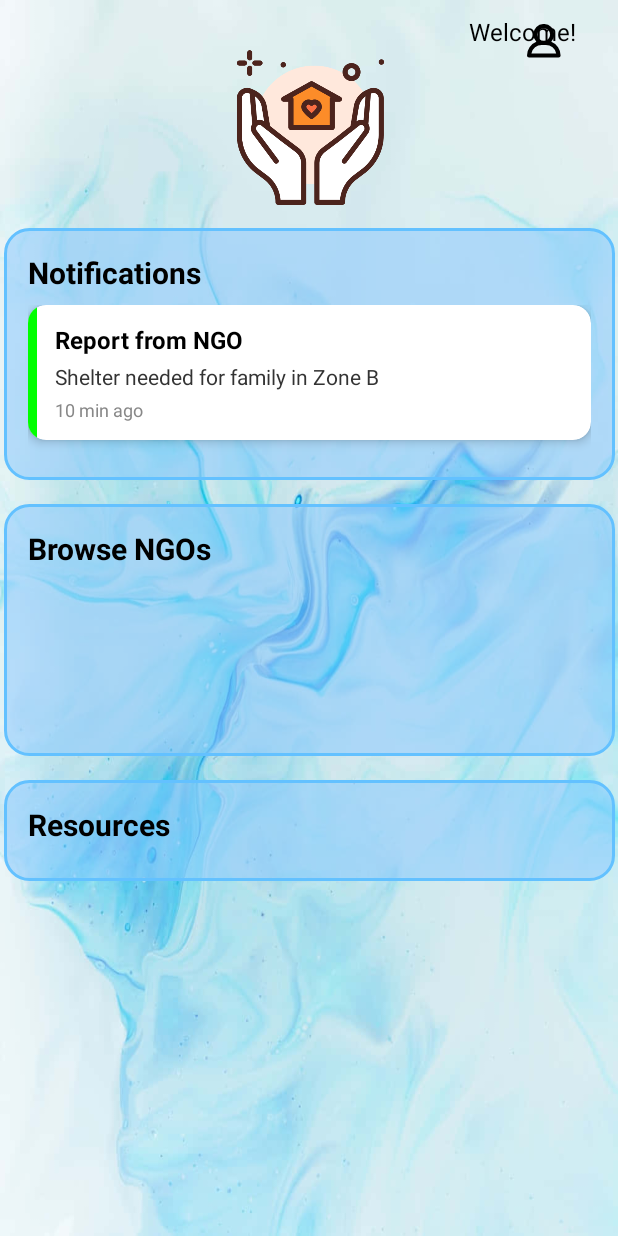
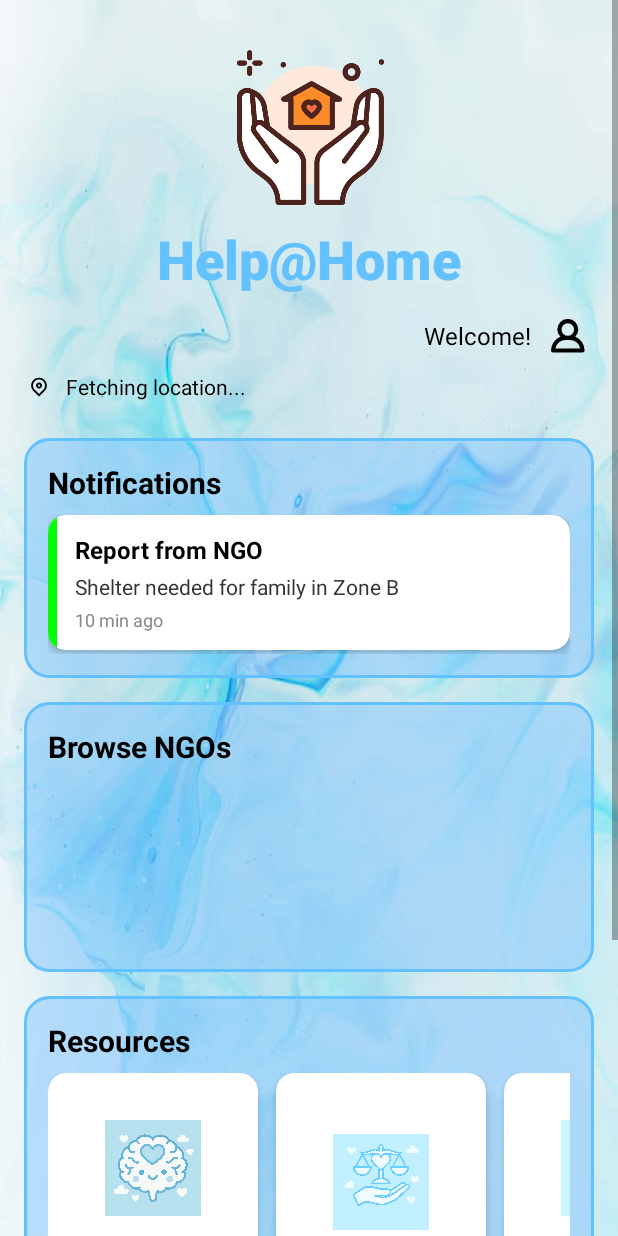
Before and after one commit to aadeza/HelpAtHome_INSY7315, an Android app built with Jetpack Compose: the Home screen opened directly, with no data from a screen before it, on a phone screen of 412 x 824 dp. Run offline under Robolectric (Android 15) with nearby library versions, the phone set to English and light mode, and no system bars; our stand-ins replace Firebase (no records; nobody signed in at launch, a user with empty details on screens opened directly).

Commit message:
User Home complete (Waiting for NGOS, Notifications)

```diff
--- a/app/build.gradle.kts
+++ b/app/build.gradle.kts
@@ -55,6 +55,7 @@ dependencies {
     implementation(libs.material)
     implementation(libs.androidx.activity)
     implementation(libs.androidx.constraintlayout)
+    implementation(libs.play.services.location)
 
     // 🔥 Firebase dependencies
     implementation(libs.firebase.auth.ktx)
--- /dev/null
+++ b/app/src/main/java/com/example/helpathome/Resource.kt
@@ -0,0 +1,6 @@
+package com.example.helpathome
+
+data class Resource(
+    val title: String,
+    val imageResId: Int
+)
--- /dev/null
+++ b/app/src/main/java/com/example/helpathome/ResourceAdapter.kt
@@ -0,0 +1,37 @@
+package com.example.helpathome
+
+import android.view.LayoutInflater
+import android.view.View
+import android.view.ViewGroup
+import android.widget.ImageView
+import android.widget.TextView
+import androidx.recyclerview.widget.RecyclerView
+
+class ResourceAdapter(
+    private val resources: List<Resource>,
+    private val onResourceClick: (Resource) -> Unit
+) : RecyclerView.Adapter<ResourceAdapter.ResourceViewHolder>() {
+
+    class ResourceViewHolder(itemView: View) : RecyclerView.ViewHolder(itemView) {
+        val resourceImage: ImageView = itemView.findViewById(R.id.resourceImage)
+        val resourceTitle: TextView = itemView.findViewById(R.id.resourceTitle)
+    }
+
+    override fun onCreateViewHolder(parent: ViewGroup, viewType: Int): ResourceViewHolder {
+        val view = LayoutInflater.from(parent.context)
+            .inflate(R.layout.item_resource, parent, false)
+        return ResourceViewHolder(view)
+    }
+
+    override fun onBindViewHolder(holder: ResourceViewHolder, position: Int) {
+        val resource = resources[position]
+        holder.resourceTitle.text = resource.title
+        holder.resourceImage.setImageResource(resource.imageResId)
+
+        holder.itemView.setOnClickListener {
+            onResourceClick(resource)
+        }
+    }
+
+    override fun getItemCount(): Int = resources.size
+}
--- a/app/src/main/java/com/example/helpathome/SignUp.kt
+++ b/app/src/main/java/com/example/helpathome/SignUp.kt
@@ -67,7 +67,8 @@ class SignUp : AppCompatActivity() {
                             "lastName" to lName,
                             "dob" to birthDate,
                             "userType" to type,
-                            "email" to emailText
+                            "email" to emailText,
+                            "sosActive" to false // Set SOS to off on sign-up
                         )
 
                         FirebaseDatabase.getInstance().getReference("Users")
--- /dev/null
+++ b/app/src/main/res/drawable/locationiconn.xml
@@ -0,0 +1,12 @@
+<vector xmlns:android="http://schemas.android.com/apk/res/android"
+    android:width="80dp"
+    android:height="80dp"
+    android:viewportWidth="80"
+    android:viewportHeight="80">
+  <path
+      android:fillColor="#FF000000"
+      android:pathData="M40.07,15c-11.597,0 -21,9.403 -21,21c0,5.763 2.325,10.981 6.085,14.776l-0.004,0.004L40,65.629l13.415,-13.415C58.09,48.362 61.07,42.529 61.07,36C61.07,24.403 51.668,15 40.07,15zM50.235,48.355l-0.186,0.153l-0.17,0.17L40,58.558L29.595,48.153l-0.888,-0.896C25.717,44.239 24.07,40.241 24.07,36c0,-8.822 7.178,-16 16,-16c8.822,0 16,7.178 16,16C56.07,40.797 53.944,45.3 50.235,48.355z"/>
+  <path
+      android:fillColor="#FF000000"
+      android:pathData="M40.07,28c-4.418,0 -8,3.582 -8,8c0,4.418 3.582,8 8,8c4.418,0 8,-3.582 8,-8C48.07,31.582 44.488,28 40.07,28zM40.07,39c-1.654,0 -3,-1.346 -3,-3c0,-1.654 1.346,-3 3,-3c1.654,0 3,1.346 3,3C43.07,37.654 41.725,39 40.07,39z"/>
+</vector>
--- a/app/src/main/res/layout/activity_home.xml
+++ b/app/src/main/res/layout/activity_home.xml
@@ -1,12 +1,22 @@
 <?xml version="1.0" encoding="utf-8"?>
-<androidx.constraintlayout.widget.ConstraintLayout xmlns:android="http://schemas.android.com/apk/res/android"
+<ScrollView xmlns:android="http://schemas.android.com/apk/res/android"
     xmlns:app="http://schemas.android.com/apk/res-auto"
     xmlns:tools="http://schemas.android.com/tools"
+    android:id="@+id/scrollView"
+    android:layout_width="match_parent"
+    android:layout_height="match_parent"
+    android:fillViewport="true"
+    android:background="@drawable/homebackground"
+    tools:context=".Home">
+
+    <LinearLayout
         android:id="@+id/main"
         android:layout_width="match_parent"
-    android:layout_height="match_parent"
-    android:background="@drawable/homebackground"
-    tools:context=".Home">
+        android:layout_height="wrap_content"
+        android:orientation="vertical"
+        android:paddingBottom="32dp"
+        android:paddingStart="16dp"
+        android:paddingEnd="16dp">
 
         <!-- Logo -->
         <ImageView
@@ -14,106 +24,124 @@
             android:layout_width="120dp"
             android:layout_height="110dp"
             android:layout_marginTop="30dp"
-        app:layout_constraintTop_toTopOf="parent"
-        app:layout_constraintStart_toStartOf="parent"
-        app:layout_constraintEnd_toEndOf="parent"
-        app:srcCompat="@drawable/helphomeicon" />
+            android:layout_gravity="center_horizontal"
+            android:src="@drawable/helphomeicon" />
 
-    <!-- Profile Icon -->
+        <!-- App Name -->
+        <TextView
+            android:id="@+id/textOutline"
+            android:layout_width="wrap_content"
+            android:layout_height="wrap_content"
+            android:layout_gravity="center_horizontal"
+            android:fontFamily="sans-serif-medium"
+            android:gravity="center"
+            android:text="Help@Home"
+            android:textColor="#63C1FF"
+            android:textSize="36sp"
+            android:textStyle="bold"
+            android:layout_marginTop="8dp" />
+
+        <!-- Profile Button and Username container -->
+        <LinearLayout
+            android:layout_width="match_parent"
+            android:layout_height="wrap_content"
+            android:orientation="horizontal"
+            android:gravity="end"
+            android:layout_marginTop="16dp">
+
+            <TextView
+                android:id="@+id/txtUserName"
+                android:layout_width="wrap_content"
+                android:layout_height="wrap_content"
+                android:text="Username"
+                android:textColor="#000000"
+                android:textSize="16sp"
+                android:layout_marginEnd="8dp" />
+
             <ImageButton
                 android:id="@+id/profileButton"
                 android:layout_width="34dp"
                 android:layout_height="23dp"
-        android:layout_marginTop="16dp"
-        android:layout_marginEnd="32dp"
                 android:background="@android:color/transparent"
                 android:contentDescription="Profile"
                 android:scaleType="fitCenter"
-        android:src="@drawable/profileiconn"
-        app:layout_constraintTop_toTopOf="parent"
-        app:layout_constraintEnd_toEndOf="parent" />
+                android:src="@drawable/profileiconn" />
+        </LinearLayout>
 
-    <!-- Username -->
+        <!-- Location Section -->
+        <LinearLayout
+            android:id="@+id/locationSection"
+            android:layout_width="match_parent"
+            android:layout_height="wrap_content"
+            android:layout_marginTop="12dp"
+            android:orientation="horizontal"
+            android:gravity="start|center_vertical">
+
+            <ImageView
+                android:id="@+id/locationButton"
+                android:layout_width="20dp"
+                android:layout_height="20dp"
+                android:layout_marginEnd="8dp"
+                android:src="@drawable/locationiconn"
+                android:contentDescription="Location Icon" />
+
             <TextView
-        android:id="@+id/txtUserName"
+                android:id="@+id/txtLocation"
                 android:layout_width="wrap_content"
                 android:layout_height="wrap_content"
-        android:layout_marginTop="10dp"
-        android:layout_marginEnd="28dp"
-        android:text="Username"
+                android:text="Fetching location..."
                 android:textColor="#000000"
-        android:textSize="16sp"
-        app:layout_constraintTop_toTopOf="parent"
-        app:layout_constraintEnd_toEndOf="parent"
-        app:layout_constraintBottom_toTopOf="@+id/notificationsSection" />
+                android:textSize="14sp" />
+        </LinearLayout>
 
         <!-- Notifications Section -->
         <LinearLayout
             android:id="@+id/notificationsSection"
-        android:layout_width="407dp"
-        android:layout_height="168dp"
-        android:layout_marginTop="120dp"
+            android:layout_width="match_parent"
+            android:layout_height="160dp"
+            android:layout_marginTop="24dp"
             android:background="@drawable/box_background"
             android:orientation="vertical"
-        android:padding="16dp"
-        app:layout_constraintTop_toBottomOf="@+id/txtUserName"
-        app:layout_constraintStart_toStartOf="parent"
-        app:layout_constraintEnd_toEndOf="parent">
+            android:padding="16dp">
 
-        <!-- Notifications Heading -->
             <TextView
                 android:id="@+id/notificationsTitle"
                 android:layout_width="wrap_content"
                 android:layout_height="wrap_content"
-            android:layout_marginBottom="8dp"
                 android:text="Notifications"
                 android:textColor="#000000"
                 android:textSize="20sp"
-            android:textStyle="bold" />
+                android:textStyle="bold"
+                android:layout_marginBottom="8dp" />
 
-        <!-- RecyclerView for Notifications -->
             <androidx.recyclerview.widget.RecyclerView
                 android:id="@+id/recyclerNotifications"
                 android:layout_width="match_parent"
                 android:layout_height="wrap_content"
                 android:nestedScrollingEnabled="true"
                 tools:listitem="@layout/item_notification" />
-
-        <androidx.cardview.widget.CardView
-            android:id="@+id/notificationsCard"
-            android:layout_width="0dp"
-            android:layout_height="wrap_content"
-            android:layout_margin="16dp"
-            app:cardCornerRadius="16dp"
-            app:cardElevation="6dp" />
-
         </LinearLayout>
 
         <!-- NGOs Section -->
         <LinearLayout
             android:id="@+id/ngoSection"
-        android:layout_width="407dp"
-        android:layout_height="168dp"
+            android:layout_width="match_parent"
+            android:layout_height="180dp"
             android:layout_marginTop="16dp"
             android:background="@drawable/box_background"
             android:orientation="vertical"
-        android:padding="16dp"
-        app:layout_constraintTop_toBottomOf="@+id/notificationsSection"
-        app:layout_constraintStart_toStartOf="parent"
-        app:layout_constraintEnd_toEndOf="parent">
+            android:padding="16dp">
 
-        <!-- NGOs Heading -->
             <TextView
                 android:id="@+id/ngosTitle"
                 android:layout_width="wrap_content"
                 android:layout_height="wrap_content"
-            android:layout_marginBottom="8dp"
                 android:text="Browse NGOs"
                 android:textColor="#000000"
                 android:textSize="20sp"
-            android:textStyle="bold" />
+                android:textStyle="bold"
+                android:layout_marginBottom="8dp" />
 
-        <!-- RecyclerView for NGOs -->
             <androidx.recyclerview.widget.RecyclerView
                 android:id="@+id/recyclerNgos"
                 android:layout_width="match_parent"
@@ -126,26 +154,23 @@
         <!-- Resources Section -->
         <LinearLayout
             android:id="@+id/resourcesSection"
-        android:layout_width="407dp"
+            android:layout_width="match_parent"
             android:layout_height="wrap_content"
             android:layout_marginTop="16dp"
             android:background="@drawable/box_background"
             android:orientation="vertical"
             android:padding="16dp"
-        app:layout_constraintTop_toBottomOf="@+id/ngoSection"
-        app:layout_constraintStart_toStartOf="parent"
-        app:layout_constraintEnd_toEndOf="parent"
             android:layout_marginBottom="32dp">
 
             <TextView
                 android:id="@+id/resourcesTitle"
                 android:layout_width="wrap_content"
                 android:layout_height="wrap_content"
-            android:layout_marginBottom="8dp"
                 android:text="Resources"
                 android:textColor="#000000"
                 android:textSize="20sp"
-            android:textStyle="bold" />
+                android:textStyle="bold"
+                android:layout_marginBottom="8dp" />
 
             <androidx.recyclerview.widget.RecyclerView
                 android:id="@+id/recyclerResources"
@@ -154,8 +179,19 @@
                 android:orientation="horizontal"
                 android:overScrollMode="never"
                 tools:listitem="@layout/item_resource" />
+        </LinearLayout>
+        <Button
+            android:id="@+id/btnSos"
+            android:layout_width="match_parent"
+            android:layout_height="60dp"
+            android:text="HOLD FOR SOS"
+            android:textColor="#FFFFFF"
+            android:backgroundTint="#880000"
+            android:textStyle="bold"
+            android:layout_marginTop="24dp"
+            android:layout_marginBottom="24dp"
+            android:layout_gravity="center_horizontal"/>
+
 
     </LinearLayout>
-
-
-</androidx.constraintlayout.widget.ConstraintLayout>
+</ScrollView>
--- a/app/src/main/res/values/colors.xml
+++ b/app/src/main/res/values/colors.xml
@@ -1,5 +1,6 @@
 <?xml version="1.0" encoding="utf-8"?>
 <resources>
+    <!-- Default colors -->
     <color name="purple_200">#FFBB86FC</color>
     <color name="purple_500">#FF6200EE</color>
     <color name="purple_700">#FF3700B3</color>
@@ -8,9 +9,16 @@
     <color name="black">#FF000000</color>
     <color name="white">#FFFFFFFF</color>
 
+    <!-- Custom roles -->
     <color name="police_red">#FF3B30</color>
     <color name="user_blue">#007AFF</color>
     <color name="ngo_green">#34C759</color>
     <color name="admin_black">#000000</color>
 
+    <!-- Theme required colors -->
+    <color name="colorPrimary">#63C1FF</color>
+    <color name="colorPrimaryDark">#2795C8</color>
+    <color name="colorAccent">#FF4081</color>
+    <color name="colorOnPrimary">#FFFFFF</color>
+    <color name="colorOnSecondary">#FFFFFF</color>
 </resources>
--- a/app/src/main/res/values/themes.xml
+++ b/app/src/main/res/values/themes.xml
@@ -1,3 +1,14 @@
 <resources>
-    <style name="Theme.HelpAtHome" parent="Theme.MaterialComponents.Light.NoActionBar" />
+    <style name="Theme.HelpAtHome" parent="Theme.MaterialComponents.Light.NoActionBar">
+        <!-- Required Material Components attributes -->
+        <item name="colorPrimary">@color/colorPrimary</item>
+        <item name="colorPrimaryVariant">@color/colorPrimaryDark</item>
+        <item name="colorOnPrimary">@android:color/white</item>
+
+        <item name="colorSecondary">@color/colorAccent</item>
+        <item name="colorOnSecondary">@android:color/white</item>
+
+        <item name="android:statusBarColor">@color/colorPrimaryDark</item>
+        <item name="android:windowBackground">@android:color/white</item>
+    </style>
 </resources>
--- a/gradle/libs.versions.toml
+++ b/gradle/libs.versions.toml
@@ -16,6 +16,7 @@ playServicesAuth = "21.4.0"
 firebaseAuthKtx = "23.2.1"
 firebaseDatabaseKtx = "20.3.1"
 googleServicesPlugin = "4.4.3"
+playServicesLocation = "21.3.0"
 
 [libraries]
 androidx-core-ktx = { group = "androidx.core", name = "core-ktx", version.ref = "coreKtx" }
@@ -39,6 +40,7 @@ androidx-constraintlayout = { group = "androidx.constraintlayout", name = "const
 play-services-auth = { module = "com.google.android.gms:play-services-auth", version.ref = "playServicesAuth" }
 firebase-auth-ktx = { module = "com.google.firebase:firebase-auth-ktx", version.ref = "firebaseAuthKtx" }
 firebase-database-ktx = { module = "com.google.firebase:firebase-database-ktx", version.ref = "firebaseDatabaseKtx" }
+play-services-location = { module = "com.google.android.gms:play-services-location", version.ref = "playServicesLocation" }
 
 [plugins]
 android-application = { id = "com.android.application", version.ref = "agp" }
```
Also changed, not shown: app/src/main/AndroidManifest.xml (+11 -3 lines), app/src/main/java/com/example/helpathome/Home.kt (+390 -9 lines), app/src/main/res/drawable/emergencycontact.png (added), app/src/main/res/drawable/legalaid.png (added), app/src/main/res/drawable/mentalhealth.png (added), app/src/main/res/drawable/safetyplanning.png (added), app/src/main/res/drawable/selfdefense.png (added), app/src/main/res/drawable/shelter.png (added). Lines whose indentation alone changed are shown as unchanged.
